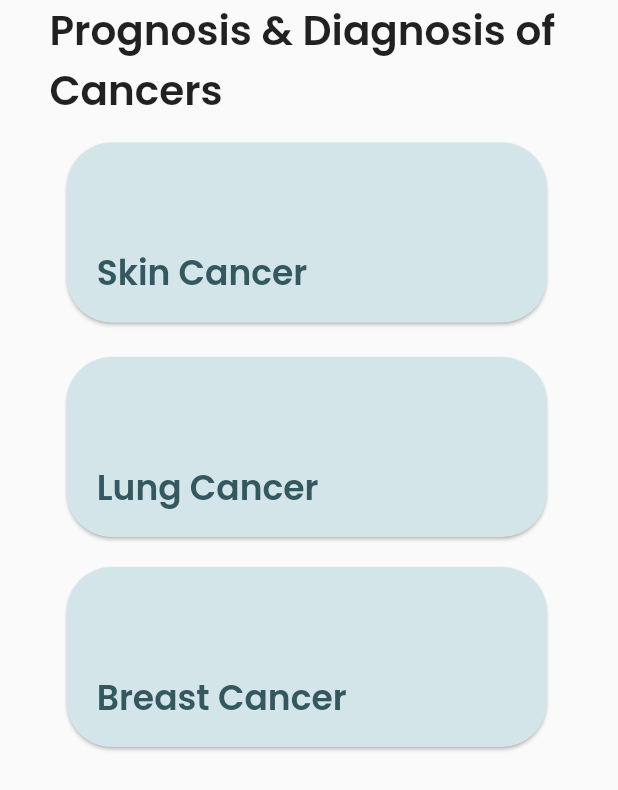
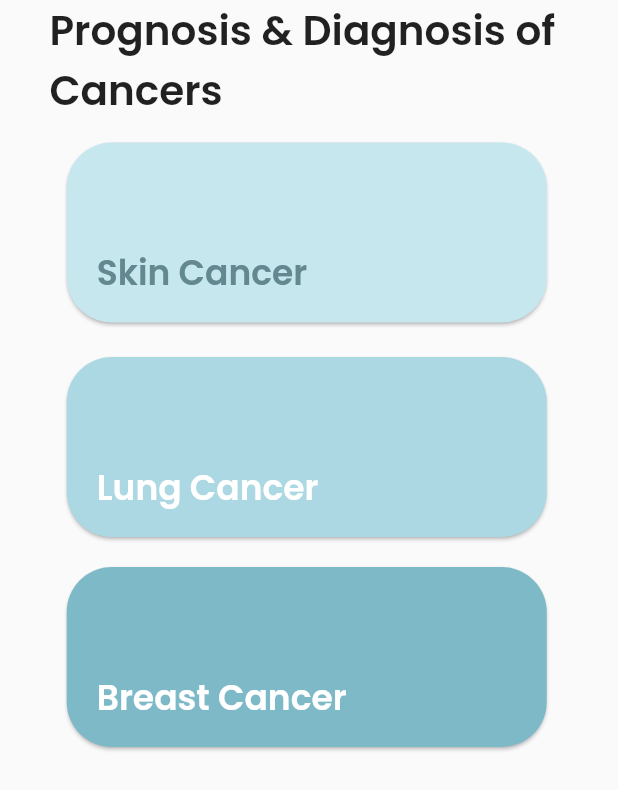
Before and after one commit to Ammar-Raneez/ONCO, a Flutter app: the MainCancerTypesScreen screen opened directly, on a phone screen of 412 x 824 dp. Shown: the top 790 px of the screen. Run offline on Flutter 3.47's test engine with Material 2 defaults, Android fonts, the light colour scheme and no system bars; our stand-ins replace cloud_firestore, curved_navigation_bar, dio, firebase_auth, firebase_core, image_picker and 1 more; accounts and stored records are empty.

Commit message:
added colors.
- added funct to pass colors to a card so you can customise each card with different colors.

-added all colors represented in design

- only thing left is the appbar and the bottom nav.

```diff
--- a/ui/lib/components/cancer_card.dart
+++ b/ui/lib/components/cancer_card.dart
@@ -7,8 +7,10 @@ import 'package:flutter/material.dart';
 class CancerCard extends StatelessWidget {
   //properties that are passed in
   final String cardTitle;
+  final String cardColor;
+  final String textColor;
 
-  CancerCard({@required this.cardTitle}); //constructor to init values
+  CancerCard({@required this.cardTitle, @required this.cardColor, @required this.textColor}); //constructor to init values
 
   @override
   Widget build(BuildContext context) {
@@ -25,13 +27,13 @@ class CancerCard extends StatelessWidget {
             cardTitle,
             style: TextStyle(
               fontSize: 23.0,
-              color: Color(0xFF345860),
+              color: Color(int.parse(textColor)),
               fontFamily: 'Poppins-SemiBold',
             ),
           ),
         ),
       ),
-      color: Color(0xFFd3e5e8),
+      color: Color(int.parse(cardColor)),
     );
     // width: 320.0,
     // height: 120.0,
--- a/ui/lib/screens/mainCancer_screen.dart
+++ b/ui/lib/screens/mainCancer_screen.dart
@@ -40,16 +40,16 @@ class _MainCancerTypesScreenState extends State<MainCancerTypesScreen> {
                 SizedBox(
                   height: 11,
                 ),
-                CancerCard(cardTitle: 'Skin Cancer'),
+                CancerCard(cardTitle: 'Skin Cancer', cardColor: '0xFFC6E7EE', textColor: '0xFF63888F', ),
                 //generates a cancer card with text passed.
                 SizedBox(
                   height: 15,
                 ),
-                CancerCard(cardTitle: 'Lung Cancer'),
+                CancerCard(cardTitle: 'Lung Cancer', cardColor: '0xFFABD8E2', textColor: '0xFFFFFFFF',),
                 SizedBox(
                   height: 12,
                 ),
-                CancerCard(cardTitle: 'Breast Cancer'),
+                CancerCard(cardTitle: 'Breast Cancer', cardColor: '0xFF7EB9C7', textColor: '0xFFFFFFFF',),
               ],
             ),
           ),
```
